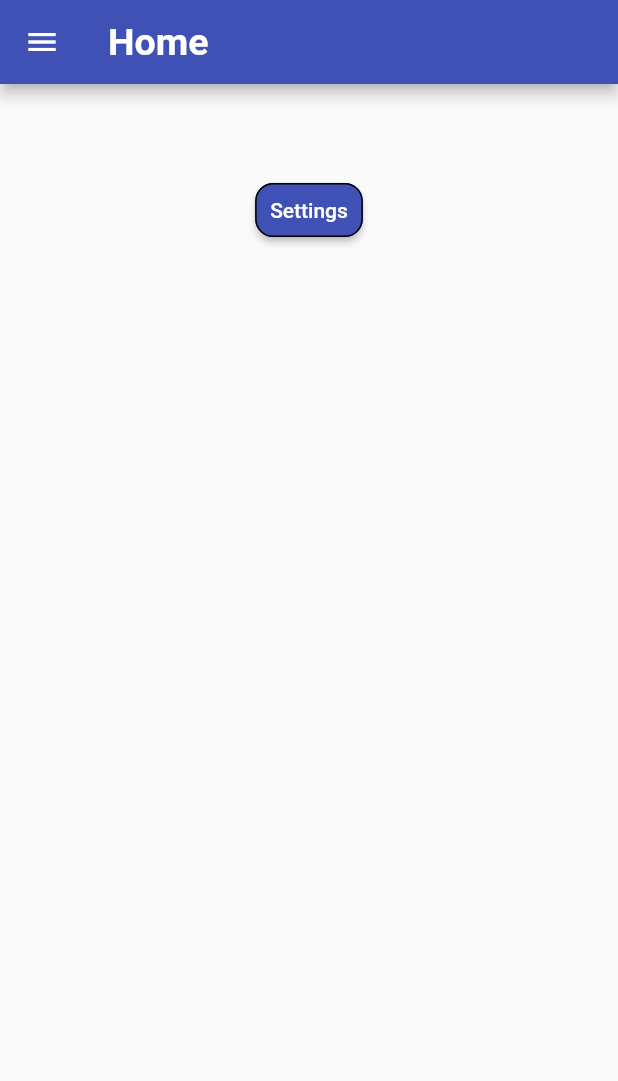
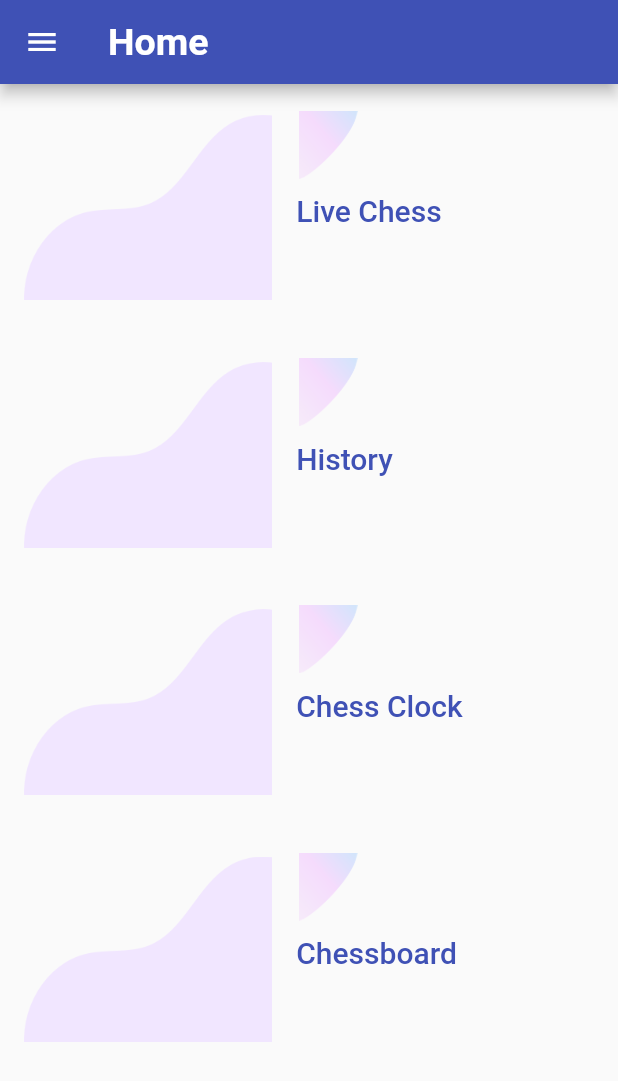
Before and after one commit to simsim2030/clio_app_amp_v2, a Flutter app: the screen it shows after launch, after a tap on "Log In", on a phone screen of 412 x 824 dp. Shown: the top 1081 px of the screen. Run offline on Flutter 3.47's test engine with Material 2 defaults, Android fonts, the phone set to English and light mode, and no system bars; our stand-ins replace flutter_svg; missing offline and left inert: amplify_auth_cognito, amplify_authenticator, amplify_flutter, chess, dart:ffi, flutter_stateless_chessboard; generated files the repository leaves out were written again.

Commit message:
created tap button template

```diff
--- /dev/null
+++ b/lib/Screens/Home/components/home_flat_button.dart
@@ -0,0 +1,62 @@
+import 'package:flutter/material.dart';
+
+class HomePageFlatButton extends StatelessWidget {
+  const HomePageFlatButton({
+    Key? key,
+    required this.onPressed,
+    required this.title,
+    required this.image,
+    required this.icon,
+  }) : super(key: key);
+
+  final VoidCallback onPressed;
+  final String title;
+  final String image;
+  final String icon;
+
+  @override
+  Widget build(BuildContext context) {
+    Size size = MediaQuery.of(context).size;
+    return Container(
+      height: size.height * 0.2,
+      width: double.infinity,
+      child: TextButton(
+        onPressed: onPressed,
+        child: Row(
+          children: [
+            Padding(
+              padding: const EdgeInsets.all(8.0),
+              child: Image.asset(
+                image,
+                height: size.height * 0.15,
+              ),
+            ),
+            Column(
+              crossAxisAlignment: CrossAxisAlignment.start,
+              children: [
+                Padding(
+                  padding: const EdgeInsets.all(10.0),
+                  child: Container(
+                    child: Image.asset(
+                      icon,
+                      height: size.height * 0.055,
+                    ),
+                  ),
+                ),
+                Padding(
+                  padding: const EdgeInsets.symmetric(horizontal: 8.0),
+                  child: Text(
+                    title,
+                    style: TextStyle(
+                      fontSize: 20,
+                    ),
+                  ),
+                ),
+              ],
+            ),
+          ],
+        ),
+      ),
+    );
+  }
+}
--- a/lib/Screens/Home/home_page.dart
+++ b/lib/Screens/Home/home_page.dart
@@ -1,4 +1,7 @@
+import 'package:clio_chess_amp_v2/Screens/ChessClock/chessclock.dart';
+import 'package:clio_chess_amp_v2/Screens/Home/components/home_flat_button.dart';
 import 'package:clio_chess_amp_v2/Screens/LiveChess/livechess_page.dart';
+import 'package:clio_chess_amp_v2/Screens/OfflineChess/offline_chess_page.dart';
 import 'package:clio_chess_amp_v2/pages/history_page.dart';
 import 'package:clio_chess_amp_v2/pages/setting_page.dart';
 import 'package:clio_chess_amp_v2/widgets/main_drawer.dart';
@@ -15,20 +18,43 @@ class HomePage extends StatelessWidget {
         title: Text('Home'),
       ),
       drawer: MainDrawer(),
-      body: Column(
-        children: [
-          SizedBox(
-            height: 60,
-          ),
-          Center(
-            child: ElevatedButton(
+      body: SingleChildScrollView(
+        child: Column(
+          children: [
+            HomePageFlatButton(
               onPressed: () {
                 Navigator.of(context).pushNamed(LiveChess.routeName);
               },
-              child: Text('Settings'),
+              image: 'assets/images/login_bottom.png',
+              icon: 'assets/images/main_top.png',
+              title: 'Live Chess',
             ),
-          ),
-        ],
+            HomePageFlatButton(
+              onPressed: () {
+                Navigator.of(context).pushNamed(HistoryPage.routeName);
+              },
+              image: 'assets/images/login_bottom.png',
+              icon: 'assets/images/main_top.png',
+              title: 'History',
+            ),
+            HomePageFlatButton(
+              onPressed: () {
+                Navigator.of(context).pushNamed(ChessClockPage.routeName);
+              },
+              image: 'assets/images/login_bottom.png',
+              icon: 'assets/images/main_top.png',
+              title: 'Chess Clock',
+            ),
+            HomePageFlatButton(
+              onPressed: () {
+                Navigator.of(context).pushNamed(OfflineChessPage.routeName);
+              },
+              image: 'assets/images/login_bottom.png',
+              icon: 'assets/images/main_top.png',
+              title: 'Chessboard',
+            ),
+          ],
+        ),
       ),
     );
   }
--- a/lib/Screens/auth/components/auth.dart
+++ b/lib/Screens/auth/components/auth.dart
@@ -1,6 +1,5 @@
 import 'package:amplify_authenticator/amplify_authenticator.dart';
 import 'package:clio_chess_amp_v2/Screens/ChessClock/chessclock.dart';
-import 'package:clio_chess_amp_v2/Screens/Home/components/main_theme_material_app.dart';
 import 'package:clio_chess_amp_v2/Screens/LiveChess/livechess_page.dart';
 import 'package:clio_chess_amp_v2/Screens/OfflineChess/offline_chess_page.dart';
 import 'package:clio_chess_amp_v2/Screens/OfflineMode/offlinemode_screen.dart';
@@ -168,7 +167,7 @@ class Auth extends StatelessWidget {
       },
       // child: MainThemeMaterialApp(
       child: MaterialApp(
-        // theme: theme,
+        debugShowCheckedModeBanner: false,
         builder: Authenticator.builder(),
         theme: theme.mainLightTheme,
         darkTheme: theme.mainDarkTheme,
--- a/lib/main.dart
+++ b/lib/main.dart
@@ -84,16 +84,16 @@ class _MyAppState extends State<MyApp> {
       // home: MainScreen(),
       // initialRoute: '/',
       routes: {
-        TabScreen.routeName: (ctx) => TabScreen(),
-        SettingPage.routeName: (ctx) => SettingPage(),
-        HistoryPage.routeName: (ctx) => HistoryPage(),
+        // TabScreen.routeName: (ctx) => TabScreen(),
+        // SettingPage.routeName: (ctx) => SettingPage(),
+        // HistoryPage.routeName: (ctx) => HistoryPage(),
         OfflineChessPage.routeName: (ctx) => OfflineChessPage(),
         LoginPage.routeName: (ctx) => LoginPage(),
         SignupPage.routeName: (ctx) => SignupPage(),
         OfflineModePage.routeName: (ctx) => OfflineModePage(),
         ChessClockPage.routeName: (ctx) => ChessClockPage(),
-        LiveChess.routeName: (ctx) => LiveChess(),
-        HomePage.routeName: (ctx) => HomePage(),
+        // LiveChess.routeName: (ctx) => LiveChess(),
+        HomePage.routeName: (ctx) => LiveChess(),
         // '/': (ctx) => MainScreen(),
       },
     );
```
